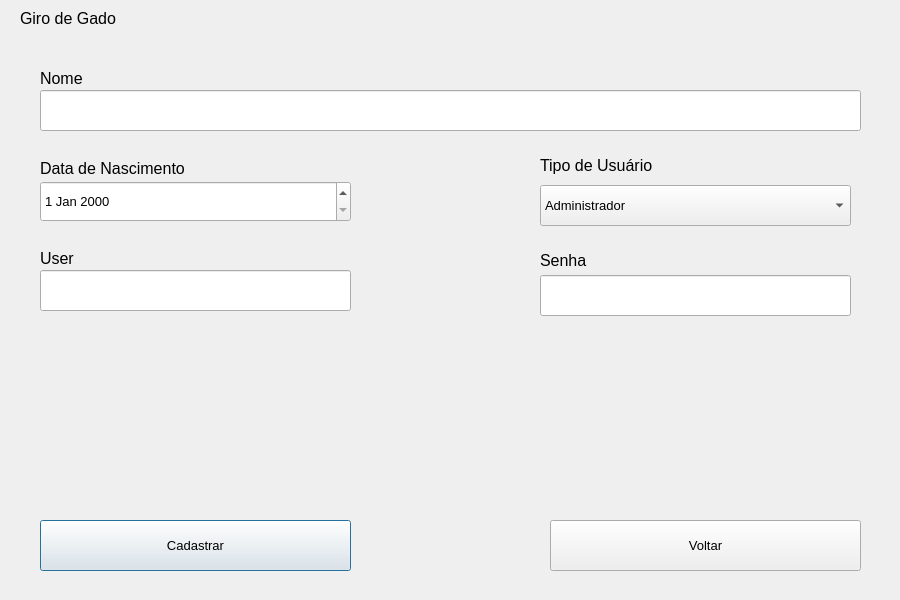
Qt form gui/views/signupscreen.ui (MaceGabriel/GiroDeGado) before a commit.
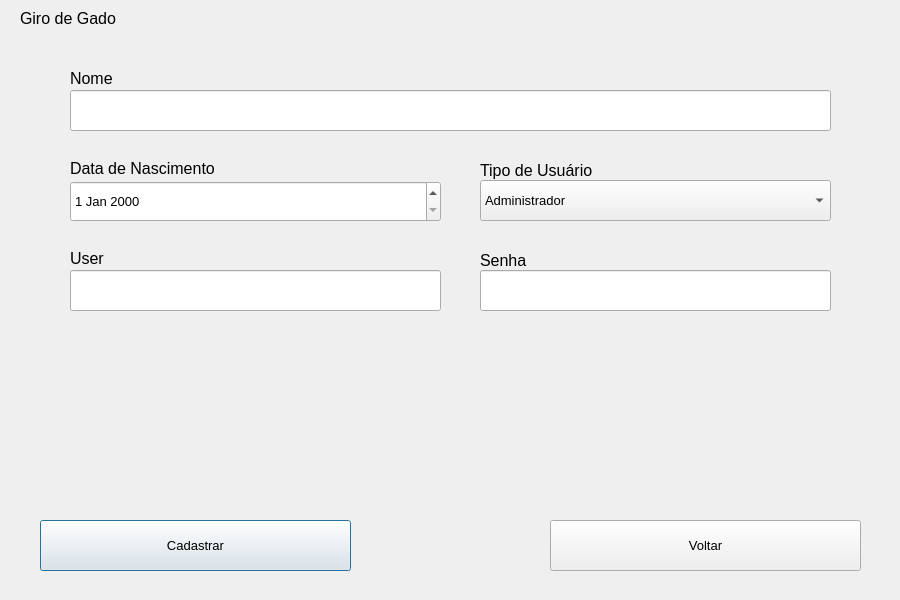
The same form after that commit.

```diff
--- a/gui/views/signupscreen.ui
+++ b/gui/views/signupscreen.ui
@@ -52,7 +52,7 @@
   <widget class="QLabel" name="labelPassword">
    <property name="geometry">
     <rect>
-     <x>40</x>
+     <x>70</x>
      <y>250</y>
      <width>61</width>
      <height>16</height>
@@ -70,9 +70,9 @@
   <widget class="QLineEdit" name="inputPassword">
    <property name="geometry">
     <rect>
-     <x>40</x>
+     <x>70</x>
      <y>270</y>
-     <width>311</width>
+     <width>371</width>
      <height>41</height>
     </rect>
    </property>
@@ -91,7 +91,7 @@
   <widget class="QLabel" name="labelUser">
    <property name="geometry">
     <rect>
-     <x>40</x>
+     <x>70</x>
      <y>70</y>
      <width>61</width>
      <height>16</height>
@@ -109,9 +109,9 @@
   <widget class="QLineEdit" name="inputUser">
    <property name="geometry">
     <rect>
-     <x>40</x>
+     <x>70</x>
      <y>90</y>
-     <width>821</width>
+     <width>761</width>
      <height>41</height>
     </rect>
    </property>
@@ -142,9 +142,9 @@
   <widget class="QLineEdit" name="inputPassword_2">
    <property name="geometry">
     <rect>
-     <x>540</x>
-     <y>275</y>
-     <width>311</width>
+     <x>480</x>
+     <y>270</y>
+     <width>351</width>
      <height>41</height>
     </rect>
    </property>
@@ -163,7 +163,7 @@
   <widget class="QLabel" name="labelPassword_2">
    <property name="geometry">
     <rect>
-     <x>540</x>
+     <x>480</x>
      <y>250</y>
      <width>61</width>
      <height>21</height>
@@ -181,9 +181,9 @@
   <widget class="QDateEdit" name="dateEdit">
    <property name="geometry">
     <rect>
-     <x>40</x>
+     <x>70</x>
      <y>181</y>
-     <width>311</width>
+     <width>371</width>
      <height>41</height>
     </rect>
    </property>
@@ -196,7 +196,7 @@
   <widget class="QLabel" name="labelUser_2">
    <property name="geometry">
     <rect>
-     <x>40</x>
+     <x>70</x>
      <y>160</y>
      <width>191</width>
      <height>16</height>
@@ -214,9 +214,9 @@
   <widget class="QComboBox" name="comboBox">
    <property name="geometry">
     <rect>
-     <x>540</x>
-     <y>185</y>
-     <width>311</width>
+     <x>480</x>
+     <y>180</y>
+     <width>351</width>
      <height>41</height>
     </rect>
    </property>
@@ -239,10 +239,10 @@
   <widget class="QLabel" name="labelUser_3">
    <property name="geometry">
     <rect>
-     <x>540</x>
-     <y>150</y>
+     <x>480</x>
+     <y>160</y>
      <width>191</width>
-     <height>31</height>
+     <height>21</height>
     </rect>
    </property>
    <property name="font">
```
Left out of the diff: 2 changed lines with no effect on the pictures.
